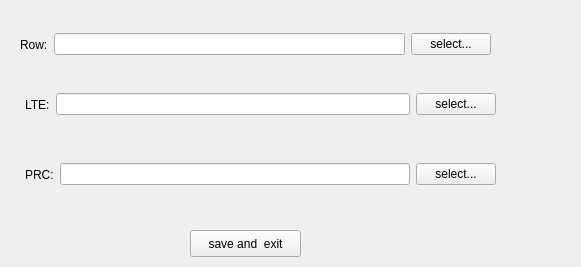
Qt form settingfwver.ui (archerHe/heyuan) before a commit.
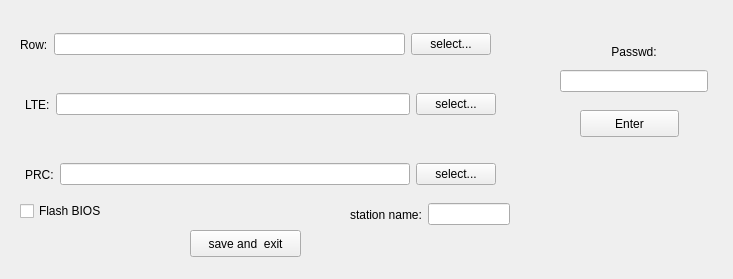
The same form after that commit.

Commit message: 1. add option  flash bootloader(bios)         2. check station before reboot fastboot         3. complete station after flashing.         4. check connect mes when start tool

Diff of the .ui file:
```diff
--- a/settingfwver.ui
+++ b/settingfwver.ui
@@ -6,8 +6,8 @@
    <rect>
     <x>0</x>
     <y>0</y>
-    <width>581</width>
-    <height>267</height>
+    <width>733</width>
+    <height>279</height>
    </rect>
   </property>
   <property name="windowTitle">
@@ -55,7 +55,7 @@
     </item>
    </layout>
   </widget>
-  <widget class="QWidget" name="">
+  <widget class="QWidget" name="layoutWidget">
    <property name="geometry">
     <rect>
      <x>25</x>
@@ -84,7 +84,7 @@
     </item>
    </layout>
   </widget>
-  <widget class="QWidget" name="">
+  <widget class="QWidget" name="layoutWidget">
    <property name="geometry">
     <rect>
      <x>25</x>
@@ -113,6 +113,79 @@
     </item>
    </layout>
   </widget>
+  <widget class="QPushButton" name="btn_passwd">
+   <property name="geometry">
+    <rect>
+     <x>580</x>
+     <y>110</y>
+     <width>99</width>
+     <height>27</height>
+    </rect>
+   </property>
+   <property name="text">
+    <string>Enter</string>
+   </property>
+  </widget>
+  <widget class="QCheckBox" name="ckb_bootloader">
+   <property name="geometry">
+    <rect>
+     <x>20</x>
+     <y>200</y>
+     <width>97</width>
+     <height>22</height>
+    </rect>
+   </property>
+   <property name="text">
+    <string>Flash BIOS</string>
+   </property>
+  </widget>
+  <widget class="QWidget" name="">
+   <property name="geometry">
+    <rect>
+     <x>560</x>
+     <y>40</y>
+     <width>148</width>
+     <height>52</height>
+    </rect>
+   </property>
+   <layout class="QVBoxLayout" name="verticalLayout">
+    <item>
+     <widget class="QLabel" name="lbl_passwd">
+      <property name="text">
+       <string>Passwd:</string>
+      </property>
+      <property name="alignment">
+       <set>Qt::AlignCenter</set>
+      </property>
+     </widget>
+    </item>
+    <item>
+     <widget class="QLineEdit" name="le_passwd"/>
+    </item>
+   </layout>
+  </widget>
+  <widget class="QWidget" name="">
+   <property name="geometry">
+    <rect>
+     <x>350</x>
+     <y>200</y>
+     <width>160</width>
+     <height>29</height>
+    </rect>
+   </property>
+   <layout class="QHBoxLayout" name="horizontalLayout_4">
+    <item>
+     <widget class="QLabel" name="lbl_station_name">
+      <property name="text">
+       <string>station name:</string>
+      </property>
+     </widget>
+    </item>
+    <item>
+     <widget class="QLineEdit" name="le_station_name"/>
+    </item>
+   </layout>
+  </widget>
  </widget>
  <resources/>
  <connections/>
```
Left out of the diff: 2 changed lines with no effect on the pictures. The commit also changes 13 other files.
